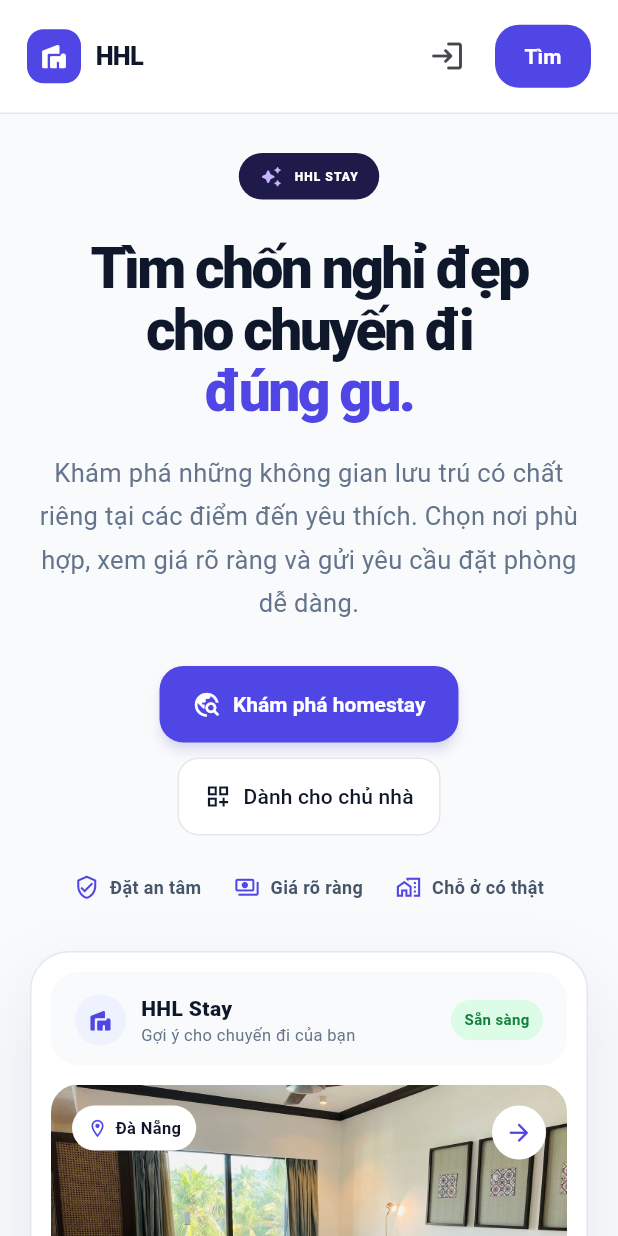
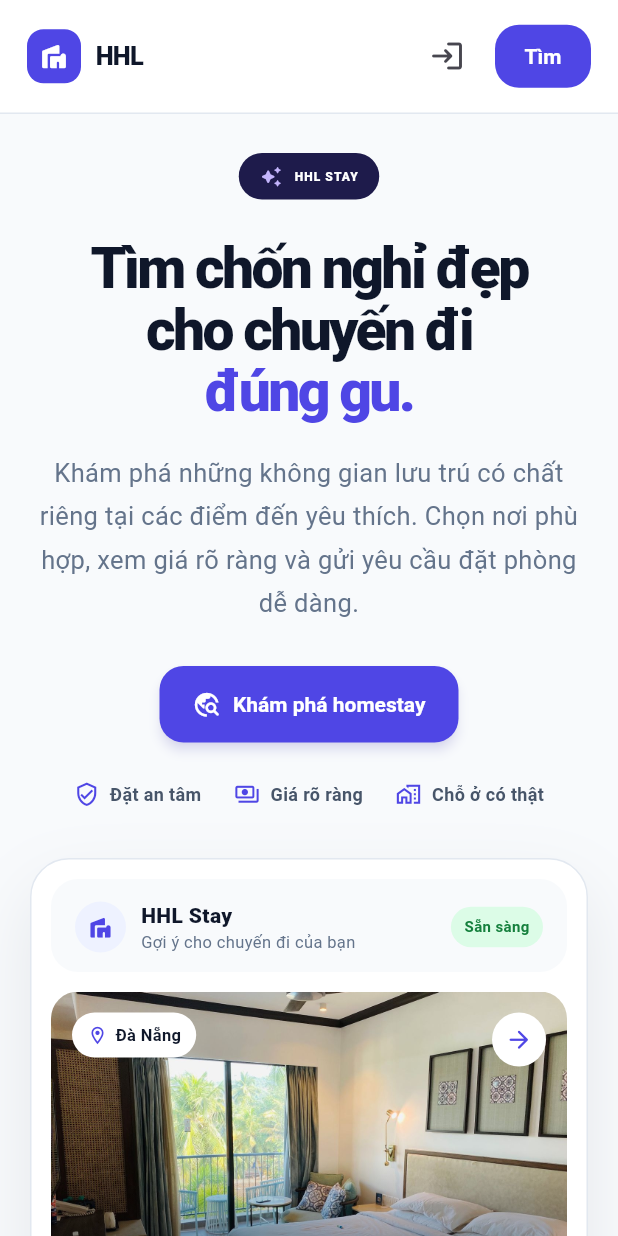
Before and after one commit to huanonana/nhom_huan_hieu_long, a Flutter app: the screen it shows after launch, on a phone screen of 412 x 824 dp. Run offline on Flutter 3.47's test engine with Material 3 defaults, Android fonts, the phone set to English and light mode, and no system bars; our stand-ins replace cloud_firestore, firebase_auth, firebase_core, fl_chart, flutter_riverpod, flutter_slidable and 3 more; missing offline and left inert: qr; accounts and stored records are empty.

Commit message:
Keep host access off public landing page

```diff
--- a/lib/features/landing/presentation/landing_page.dart
+++ b/lib/features/landing/presentation/landing_page.dart
@@ -303,16 +303,6 @@ class _HeroCopy extends StatelessWidget {
               padding: const EdgeInsets.symmetric(horizontal: 22, vertical: 16),
               elevation: 3,
               shadowColor: brand.withValues(alpha: .25),
-            ),
-          ),
-          OutlinedButton.icon(
-            onPressed: () => context.go('/admin/login?from=%2Fhost'),
-            icon: const Icon(Icons.dashboard_customize_outlined, size: 18),
-            label: const Text('Dành cho chủ nhà'),
-            style: OutlinedButton.styleFrom(
-              foregroundColor: ink,
-              backgroundColor: Colors.white,
-              padding: const EdgeInsets.symmetric(horizontal: 18, vertical: 16),
             ),
           ),
         ],
```
